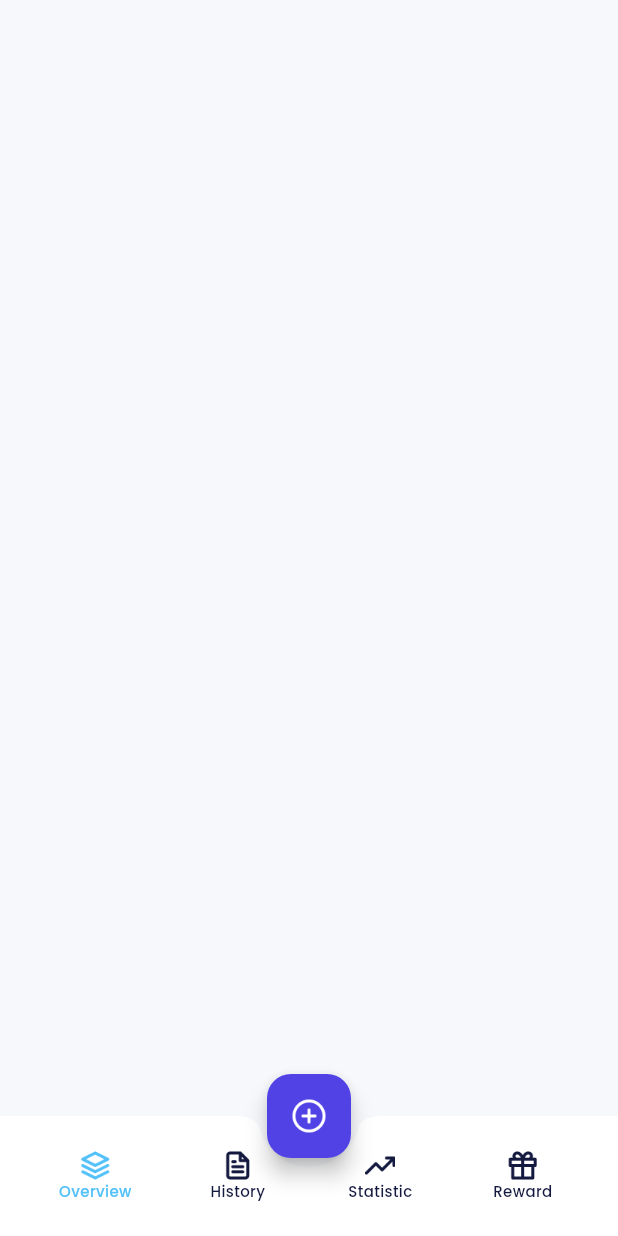
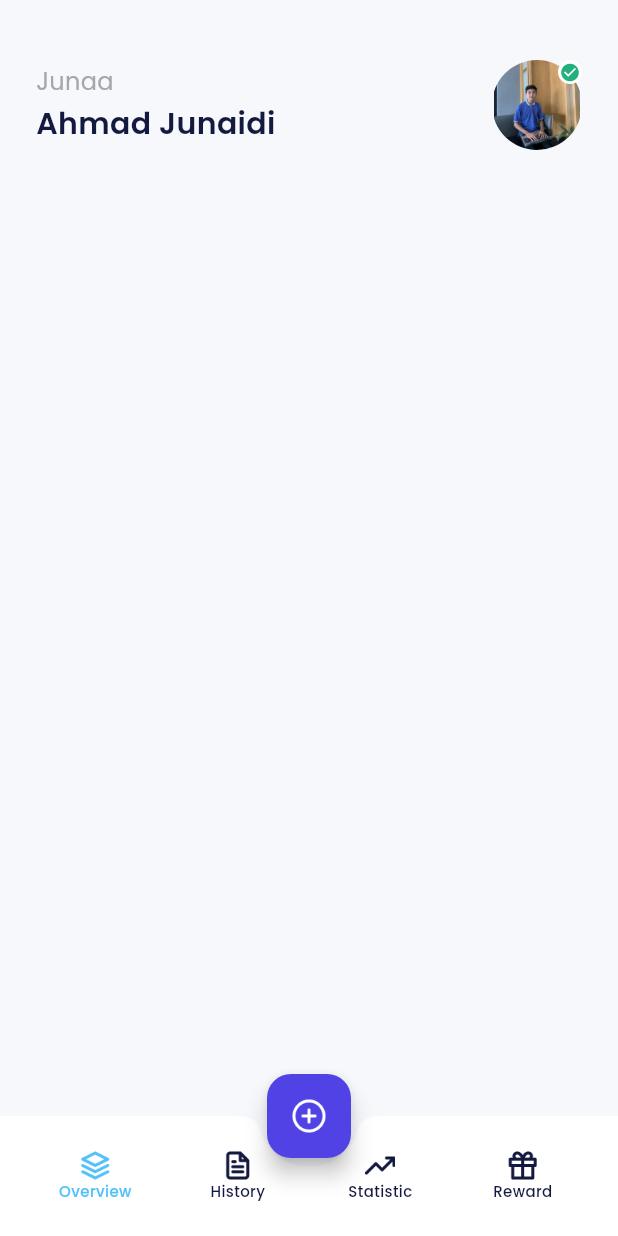
Before and after one commit to Ahmadjunaidi101105/Bank_Sha_Aplication, a Flutter app: the HomePage screen opened by its route, on a phone screen of 412 x 824 dp. Run offline on Flutter 3.47's test engine with Material 3 defaults, Android fonts, the phone set to English and light mode, and no system bars; our stand-ins replace carousel_slider, google_fonts.

```diff
--- a/lib/ui/pages/home_page.dart
+++ b/lib/ui/pages/home_page.dart
@@ -72,6 +72,78 @@ class HomePage extends StatelessWidget {
         ),
       ),
       floatingActionButtonLocation: FloatingActionButtonLocation.centerDocked,
+      body: ListView(
+        padding: const EdgeInsetsDirectional.symmetric(
+          horizontal: 24,
+        ),
+        children: [
+          buildProfile(),
+        ],
+      ),
+    );
+  }
+
+  Widget buildProfile() {
+    return Container(
+      margin: const EdgeInsets.only(
+        top: 40,
+      ),
+      child: Row(
+        mainAxisAlignment: MainAxisAlignment.spaceBetween,
+        children: [
+          Column(
+            crossAxisAlignment: CrossAxisAlignment.start,
+            children: [
+              Text(
+                'Junaa',
+                style: greyTextStyle.copyWith(
+                  fontSize: 16,
+                ),
+              ),
+              const SizedBox(
+                height: 2,
+              ),
+              Text(
+                'Ahmad Junaidi',
+                style: blackTextStyle.copyWith(
+                  fontSize: 20,
+                  fontWeight: semibold,
+                ),
+              ),
+            ],
+          ),
+          Container(
+            width: 60,
+            height: 60,
+            decoration: const BoxDecoration(
+              shape: BoxShape.circle,
+              image: DecorationImage(
+                image: AssetImage(
+                  'assets/img_profile.png',
+                ),
+              ),
+            ),
+            child: Align(
+              alignment: Alignment.topRight,
+              child: Container(
+                width: 16,
+                height: 16,
+                decoration: BoxDecoration(
+                  shape: BoxShape.circle,
+                  color: whiteColor,
+                ),
+                child: Center(
+                  child: Icon(
+                    Icons.check_circle,
+                    color: greenColor,
+                    size: 14,
+                  ),
+                ),
+              ),
+            ),
+          ),
+        ],
+      ),
     );
   }
 }
```
